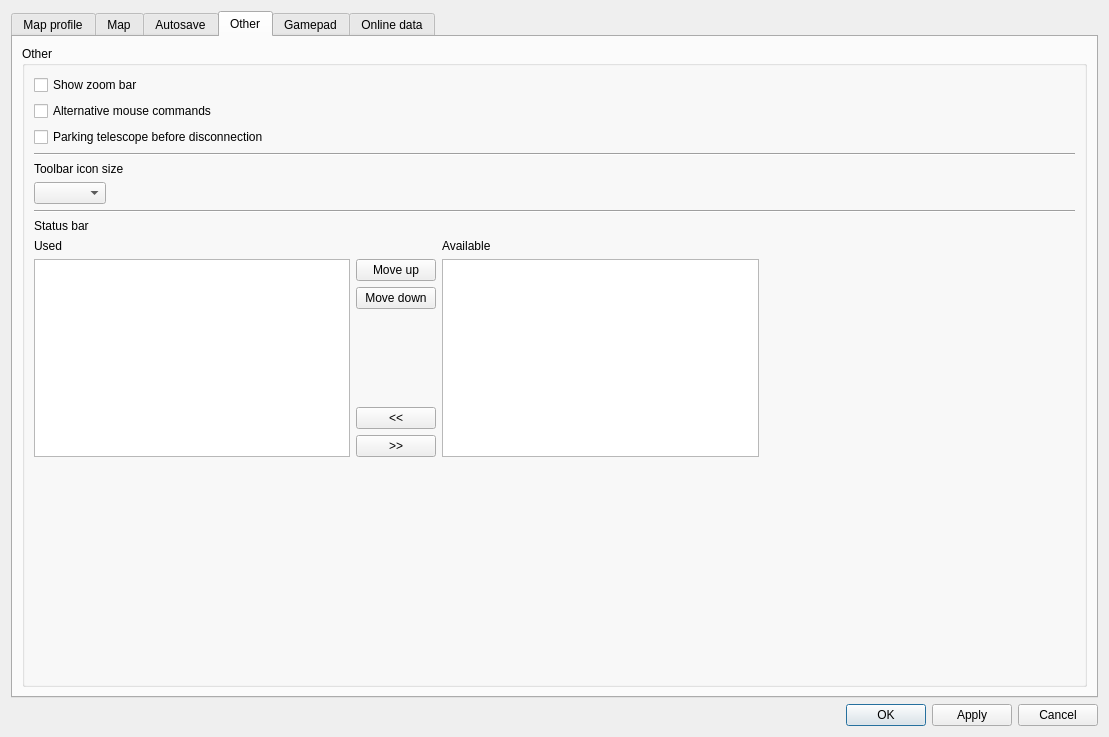
PavelMr/skytechx, file csetting.ui: the form before one commit.
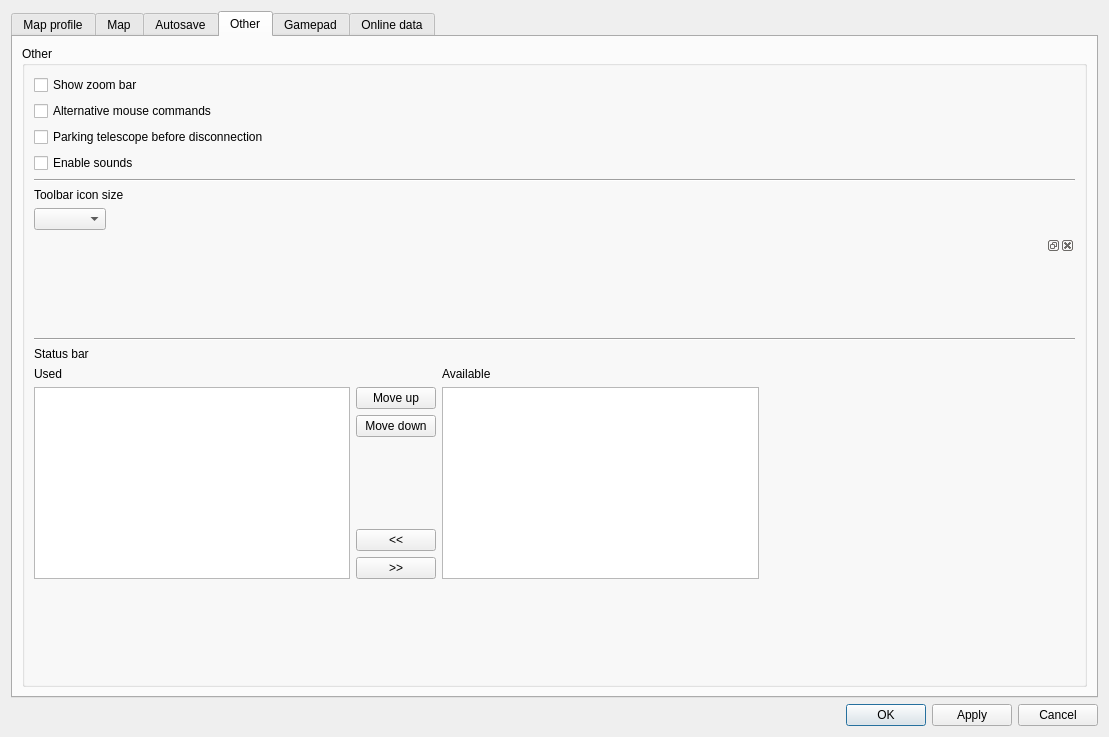
The form after the commit. The open tabs and pages were chosen to show the change. Custom widgets are drawn as their Qt base class.

Commit message: Sounds etc.

What changed in the file:
```diff
--- a/csetting.ui
+++ b/csetting.ui
@@ -4221,6 +4221,13 @@
                 </property>
                </widget>
               </item>
+              <item row="5" column="0">
+               <widget class="QCheckBox" name="checkBox_21">
+                <property name="text">
+                 <string>Enable sounds</string>
+                </property>
+               </widget>
+              </item>
              </layout>
             </item>
             <item>
@@ -4257,6 +4264,11 @@
               </item>
              </layout>
             </item>
+            <item>
+             <widget class="QDockWidget" name="dockWidget">
+              <widget class="QWidget" name="dockWidgetContents"/>
+             </widget>
+            </item>
             <item>
              <widget class="Line" name="line_3">
               <property name="orientation">
```
Left out of the diff: 2 changed lines with no effect on the pictures. The commit also changes 27 other files.
